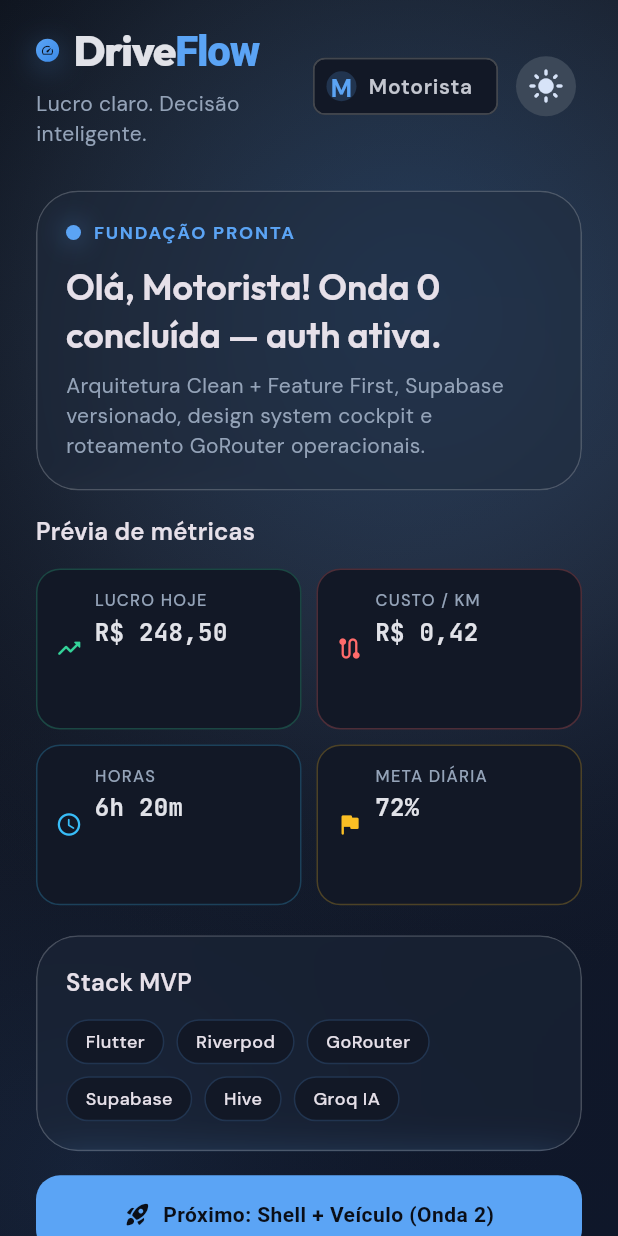
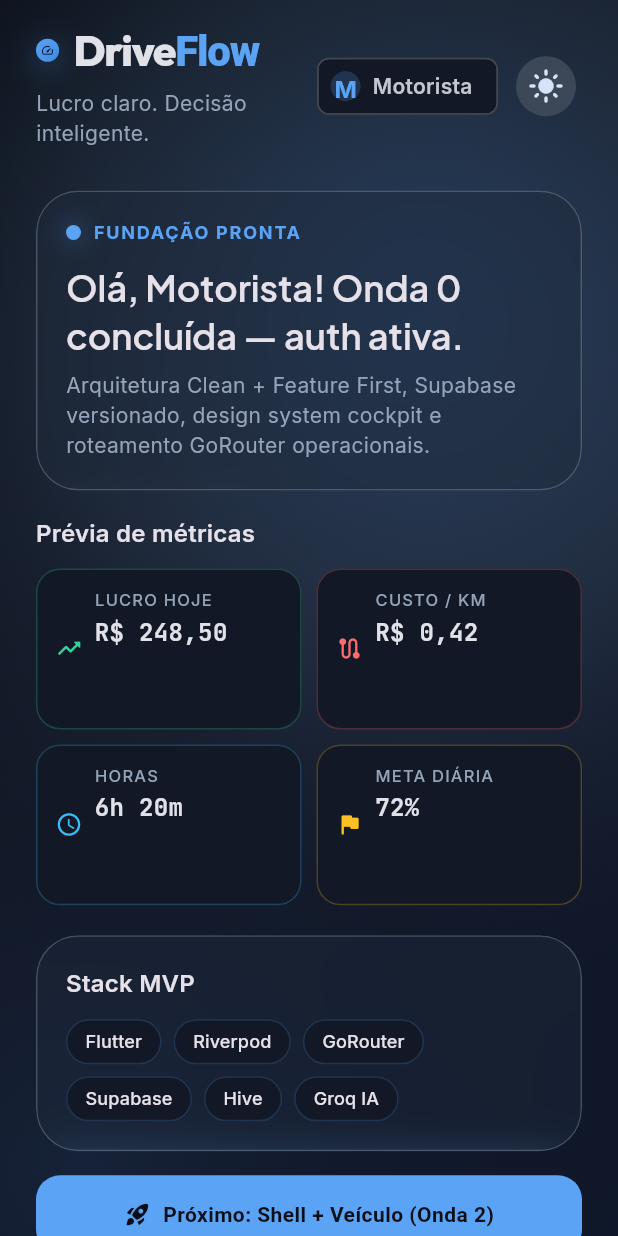
Before and after one commit to solerpedroo/driveflow, a Flutter app: the FoundationScreen screen opened directly, after a tap on the "dark mode" icon, on a phone screen of 412 x 824 dp. Run offline on Flutter 3.47's test engine with Material 3 defaults, Android fonts, the phone set to English and light mode, and no system bars; our stand-ins replace cached_network_image, connectivity_plus, dio, file_picker, fl_chart, flutter_hooks and 14 more; missing offline and left inert: google_mlkit_text_recognition; accounts and stored records are empty; network calls fail.

Commit message:
feat(theme): replace coding fonts with Plus Jakarta Sans and Inter
Co-authored-by: Pedro Henrique Contardi Soler <pedrocsoler@hotmail.com>

```diff
--- a/lib/core/theme/app_typography.dart
+++ b/lib/core/theme/app_typography.dart
@@ -1,28 +1,28 @@
 import 'package:flutter/material.dart';
 import 'package:google_fonts/google_fonts.dart';
 
-/// Tipografia DriveFlow — display bold + body legível + números tabulares.
+/// Tipografia DriveFlow — Plus Jakarta Sans + Inter (sem fontes de código).
 abstract final class AppTypography {
   static TextTheme build(Brightness brightness) {
     final base = brightness == Brightness.dark
         ? ThemeData.dark().textTheme
         : ThemeData.light().textTheme;
 
-    final display = GoogleFonts.outfitTextTheme(base);
-    final body = GoogleFonts.dmSansTextTheme(base);
+    final display = GoogleFonts.plusJakartaSansTextTheme(base);
+    final body = GoogleFonts.interTextTheme(base);
 
     return TextTheme(
       displayLarge: display.displayLarge?.copyWith(
         fontWeight: FontWeight.w800,
-        letterSpacing: -1.5,
+        letterSpacing: -1.2,
       ),
       displayMedium: display.displayMedium?.copyWith(
         fontWeight: FontWeight.w700,
-        letterSpacing: -1,
+        letterSpacing: -0.8,
       ),
       displaySmall: display.displaySmall?.copyWith(
         fontWeight: FontWeight.w700,
-        letterSpacing: -0.5,
+        letterSpacing: -0.4,
       ),
       headlineLarge: display.headlineLarge?.copyWith(
         fontWeight: FontWeight.w700,
@@ -33,9 +33,10 @@ abstract final class AppTypography {
       headlineSmall: display.headlineSmall?.copyWith(
         fontWeight: FontWeight.w600,
       ),
-      titleLarge: GoogleFonts.jetBrainsMono(
-        textStyle: body.titleLarge?.copyWith(fontWeight: FontWeight.w600),
-      ).copyWith(fontFeatures: const [FontFeature.tabularFigures()]),
+      titleLarge: body.titleLarge?.copyWith(
+        fontWeight: FontWeight.w600,
+        fontFeatures: const [FontFeature.tabularFigures()],
+      ),
       titleMedium: body.titleMedium?.copyWith(fontWeight: FontWeight.w600),
       titleSmall: body.titleSmall?.copyWith(fontWeight: FontWeight.w500),
       bodyLarge: body.bodyLarge,
@@ -43,15 +44,15 @@ abstract final class AppTypography {
       bodySmall: body.bodySmall,
       labelLarge: body.labelLarge?.copyWith(
         fontWeight: FontWeight.w600,
-        letterSpacing: 0.5,
+        letterSpacing: 0.2,
       ),
       labelMedium: body.labelMedium?.copyWith(
         fontWeight: FontWeight.w500,
-        letterSpacing: 0.3,
+        letterSpacing: 0.1,
       ),
       labelSmall: body.labelSmall?.copyWith(
         fontWeight: FontWeight.w500,
-        letterSpacing: 0.4,
+        letterSpacing: 0.2,
       ),
     );
   }
```
